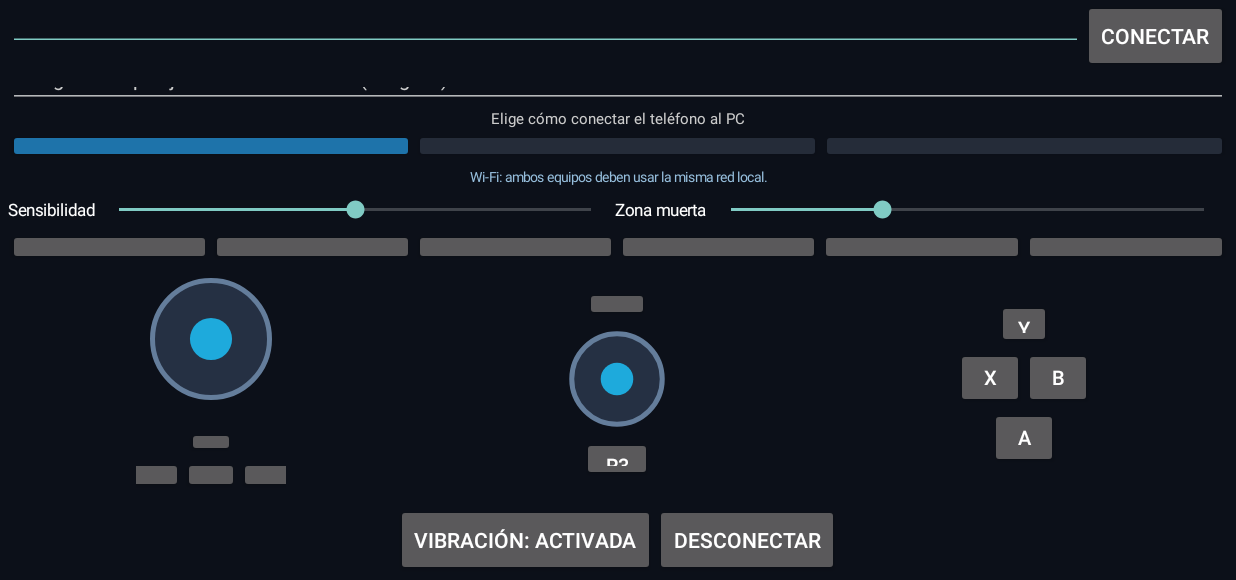
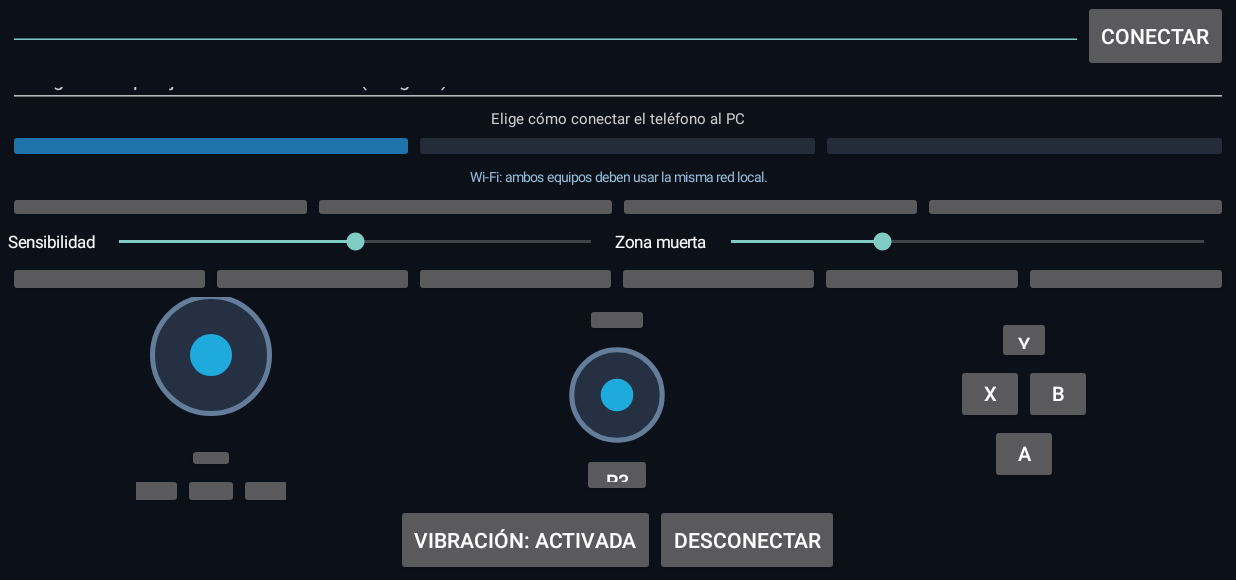
Before and after one commit to pruebadejoseholaaas-coder/Nexora-Gamepad-, an Android app: the screen it shows after launch (MainActivity), on a phone screen of 824 x 412 dp (held sideways), the part 38-618 px from its top. Run offline under Robolectric (Android 15) with nearby library versions, the phone set to English and light mode, and no system bars.

Commit message:
Add saved game control profiles on Android

```diff
--- a/android/app/src/main/java/com/nexora/gamepad/MainActivity.kt
+++ b/android/app/src/main/java/com/nexora/gamepad/MainActivity.kt
@@ -54,6 +54,9 @@ class MainActivity : Activity() {
     private var transport = "WIFI"
     private lateinit var transportHelp: TextView
     private val transportButtons = mutableMapOf<String, Button>()
+    private var activeProfile = "GENERAL"
+    private lateinit var sensitivityControl: SeekBar
+    private lateinit var deadzoneControl: SeekBar
 
     override fun onCreate(savedInstanceState: Bundle?) {
         super.onCreate(savedInstanceState)
@@ -64,6 +67,10 @@ class MainActivity : Activity() {
         stickSensitivity = preferences.getFloat("stick_sensitivity", 1.0f)
         stickDeadzone = preferences.getFloat("stick_deadzone", 0.08f)
         transport = preferences.getString("transport", "WIFI") ?: "WIFI"
+        activeProfile = preferences.getString("active_profile", "GENERAL") ?: "GENERAL"
+        val profileDefaults = profileValues(activeProfile)
+        stickSensitivity = preferences.getFloat("profile_${activeProfile}_sensitivity", profileDefaults.first)
+        stickDeadzone = preferences.getFloat("profile_${activeProfile}_deadzone", profileDefaults.second)
         buildInterface()
     }
 
@@ -109,37 +116,47 @@ class MainActivity : Activity() {
         root.addView(transportHelp, LinearLayout.LayoutParams(-1, 28))
         updateTransportHelp()
 
+        val profileRow = LinearLayout(this).apply { gravity = Gravity.CENTER }
+        listOf("GENERAL" to "GENERAL", "PPSSPP" to "PPSSPP", "ACCION" to "ACCIÓN", "PERSONAL" to "PERSONAL").forEach { (key, label) ->
+            profileRow.addView(Button(this).apply {
+                text = label
+                textSize = 9f
+                setOnClickListener { applyProfile(key) }
+            }, LinearLayout.LayoutParams(0, 32, 1f))
+        }
+        root.addView(profileRow)
+
         val tuning = LinearLayout(this).apply { orientation = LinearLayout.HORIZONTAL; gravity = Gravity.CENTER_VERTICAL }
         val sensitivityLabel = TextView(this).apply { text = "Sensibilidad"; textSize = 11f; setTextColor(Color.WHITE) }
         tuning.addView(sensitivityLabel)
-        val sensitivityBar = SeekBar(this).apply {
+        sensitivityControl = SeekBar(this).apply {
             max = 100
             progress = ((stickSensitivity - 0.5f) * 100f).toInt().coerceIn(0,100)
             setOnSeekBarChangeListener(object : SeekBar.OnSeekBarChangeListener {
                 override fun onProgressChanged(seekBar: SeekBar?, progress: Int, fromUser: Boolean) {
                     stickSensitivity = 0.5f + progress / 100f
-                    getSharedPreferences("nexora_settings", MODE_PRIVATE).edit().putFloat("stick_sensitivity", stickSensitivity).apply()
+                    getSharedPreferences("nexora_settings", MODE_PRIVATE).edit().putFloat("profile_${activeProfile}_sensitivity", stickSensitivity).apply()
                 }
                 override fun onStartTrackingTouch(seekBar: SeekBar?) {}
                 override fun onStopTrackingTouch(seekBar: SeekBar?) {}
             })
         }
-        tuning.addView(sensitivityBar, LinearLayout.LayoutParams(0, 38, 1f))
+        tuning.addView(sensitivityControl, LinearLayout.LayoutParams(0, 38, 1f))
         val deadzoneLabel = TextView(this).apply { text = "Zona muerta"; textSize = 11f; setTextColor(Color.WHITE) }
         tuning.addView(deadzoneLabel)
-        val deadzoneBar = SeekBar(this).apply {
+        deadzoneControl = SeekBar(this).apply {
             max = 25
             progress = (stickDeadzone * 100f).toInt().coerceIn(0,25)
             setOnSeekBarChangeListener(object : SeekBar.OnSeekBarChangeListener {
                 override fun onProgressChanged(seekBar: SeekBar?, progress: Int, fromUser: Boolean) {
                     stickDeadzone = progress / 100f
-                    getSharedPreferences("nexora_settings", MODE_PRIVATE).edit().putFloat("stick_deadzone", stickDeadzone).apply()
+                    getSharedPreferences("nexora_settings", MODE_PRIVATE).edit().putFloat("profile_${activeProfile}_deadzone", stickDeadzone).apply()
                 }
                 override fun onStartTrackingTouch(seekBar: SeekBar?) {}
                 override fun onStopTrackingTouch(seekBar: SeekBar?) {}
             })
         }
-        tuning.addView(deadzoneBar, LinearLayout.LayoutParams(0, 38, 1f))
+        tuning.addView(deadzoneControl, LinearLayout.LayoutParams(0, 38, 1f))
         root.addView(tuning)
 
         val shoulders = LinearLayout(this).apply { gravity = Gravity.CENTER }
@@ -174,6 +191,28 @@ class MainActivity : Activity() {
         footer.addView(Button(this).apply { text = "DESCONECTAR"; setOnClickListener { disconnect("Desconectado") } })
         root.addView(footer)
         setContentView(root)
+    }
+
+    private fun profileValues(profile: String): Pair<Float, Float> = when (profile) {
+        "PPSSPP" -> Pair(1.15f, 0.05f)
+        "ACCION" -> Pair(0.95f, 0.12f)
+        "PERSONAL" -> Pair(1.0f, 0.08f)
+        else -> Pair(1.0f, 0.08f)
+    }
+
+    private fun applyProfile(profile: String) {
+        activeProfile = profile
+        val preferences = getSharedPreferences("nexora_settings", MODE_PRIVATE)
+        val defaults = profileValues(profile)
+        stickSensitivity = preferences.getFloat("profile_${profile}_sensitivity", defaults.first)
+        stickDeadzone = preferences.getFloat("profile_${profile}_deadzone", defaults.second)
+        preferences.edit().putString("active_profile", profile).apply()
+        if (::sensitivityControl.isInitialized) sensitivityControl.progress = ((stickSensitivity - 0.5f) * 100f).toInt().coerceIn(0, 100)
+        if (::deadzoneControl.isInitialized) deadzoneControl.progress = (stickDeadzone * 100f).toInt().coerceIn(0, 25)
+        if (::status.isInitialized) {
+            status.text = "● PERFIL " + profile
+            status.setTextColor(Color.rgb(150, 190, 220))
+        }
     }
 
     private fun updateTransportHelp() {
```
